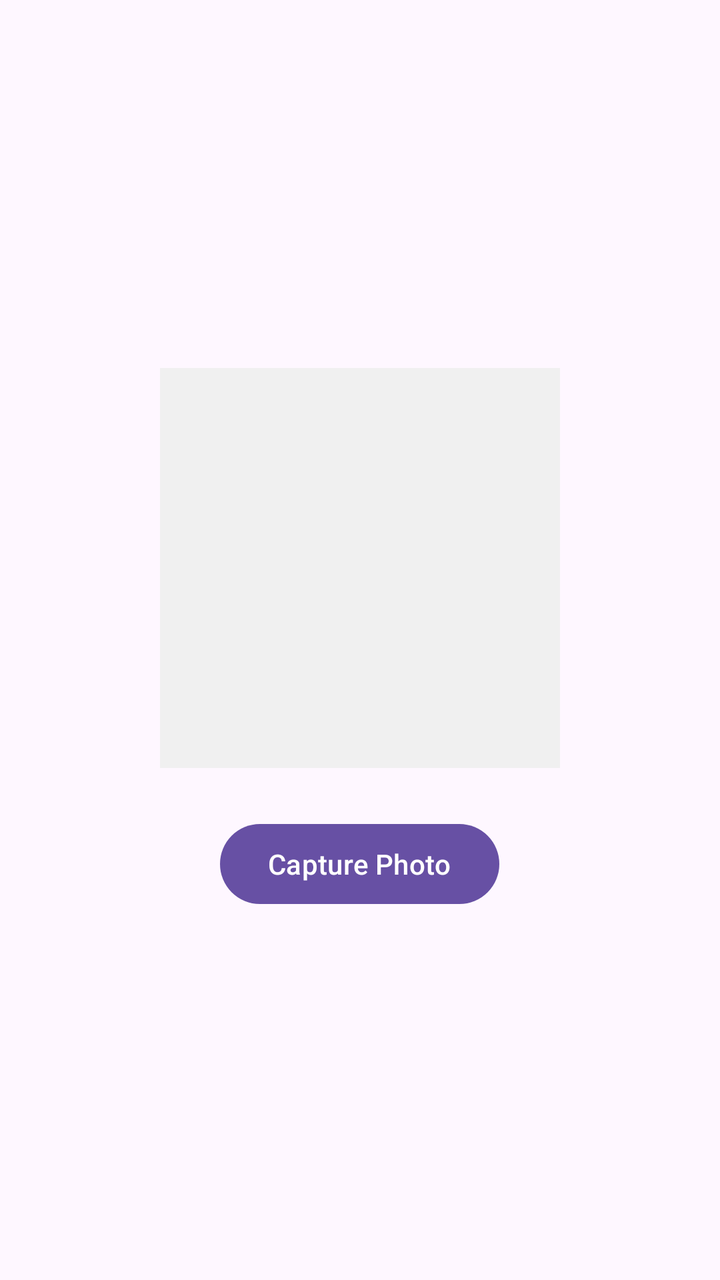
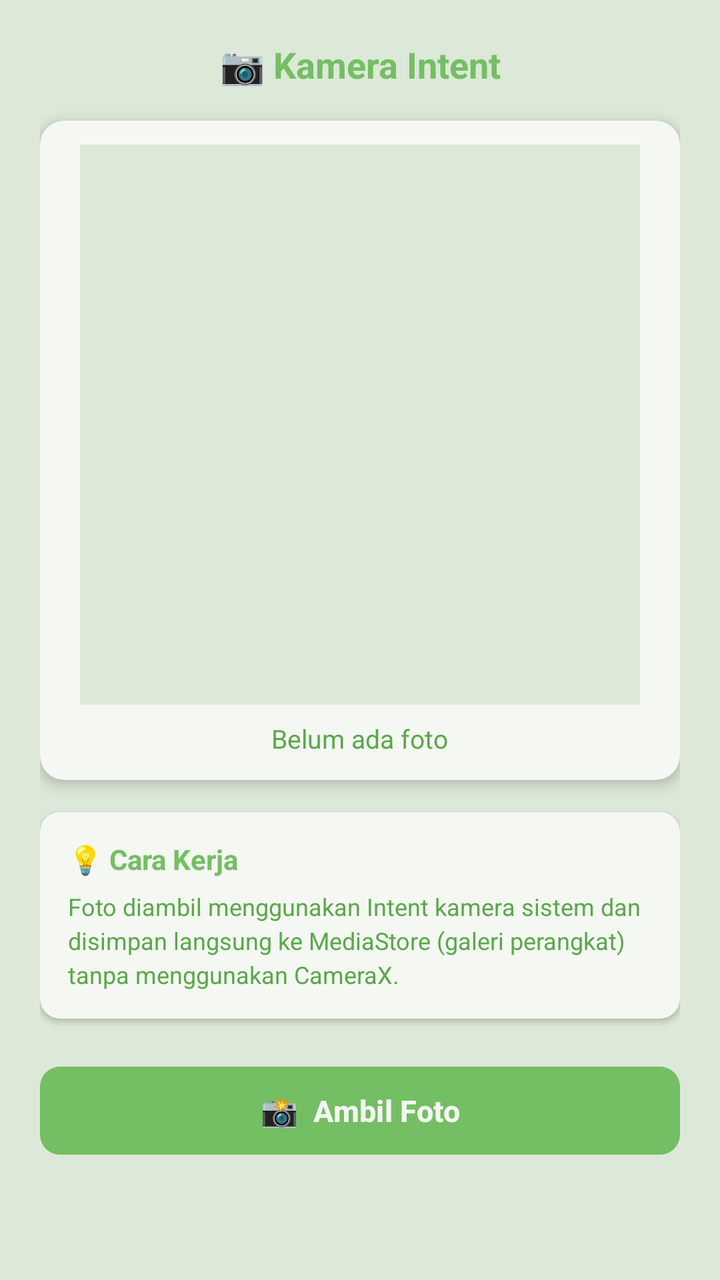

Two renders of the same Android screen: before a commit and after it. Below are the layout's source before the change and the commit's diff.
<!-- AndroidManifest.xml: application theme Theme.Tiaradistinctive -->
<!-- res/layout/fragment_tab_capture.xml -->
<?xml version="1.0" encoding="utf-8"?>
<LinearLayout xmlns:android="http://schemas.android.com/apk/res/android"
    android:layout_width="match_parent"
    android:layout_height="match_parent"
    android:orientation="vertical"
    android:gravity="center"
    android:padding="16dp">

    <ImageView
        android:id="@+id/ivCapturedImage"
        android:layout_width="200dp"
        android:layout_height="200dp"
        android:scaleType="centerCrop"
        android:background="#f0f0f0"
        android:contentDescription="Preview captured image" />

    <com.google.android.material.button.MaterialButton
        android:id="@+id/btnCapture"
        android:layout_width="wrap_content"
        android:layout_height="wrap_content"
        android:layout_marginTop="24dp"
        android:text="Capture Photo" />

</LinearLayout>
<!-- resources referenced by this layout -->
<resources>
  <style name="Theme.Tiaradistinctive" parent="Base.Theme.Tiaradistinctive" />
  <style name="Base.Theme.Tiaradistinctive" parent="Theme.Material3.DayNight.NoActionBar">
  
          
          <item name="android:statusBarColor">@color/hijau_primary</item>
  
      </style>
  <color name="hijau_primary">#74BE63</color>
</resources>

<!-- the commit's change to res/layout/fragment_tab_capture.xml (unified diff, before → after) -->
@@ -1,24 +1,115 @@
 <?xml version="1.0" encoding="utf-8"?>
-<LinearLayout xmlns:android="http://schemas.android.com/apk/res/android"
+<ScrollView
+    xmlns:android="http://schemas.android.com/apk/res/android"
+    xmlns:app="http://schemas.android.com/apk/res-auto"
     android:layout_width="match_parent"
     android:layout_height="match_parent"
-    android:orientation="vertical"
-    android:gravity="center"
-    android:padding="16dp">
+    android:background="@color/hijau_muda"
+    android:fillViewport="true">
 
-    <ImageView
-        android:id="@+id/ivCapturedImage"
-        android:layout_width="200dp"
-        android:layout_height="200dp"
-        android:scaleType="centerCrop"
-        android:background="#f0f0f0"
-        android:contentDescription="Preview captured image" />
+    <LinearLayout
+        android:layout_width="match_parent"
+        android:layout_height="wrap_content"
+        android:orientation="vertical"
+        android:padding="20dp"
+        android:gravity="center_horizontal">
 
-    <com.google.android.material.button.MaterialButton
-        android:id="@+id/btnCapture"
-        android:layout_width="wrap_content"
-        android:layout_height="wrap_content"
-        android:layout_marginTop="24dp"
-        android:text="Capture Photo" />
+        
+        <TextView
+            android:layout_width="match_parent"
+            android:layout_height="wrap_content"
+            android:text="📷 Kamera Intent"
+            android:textSize="18sp"
+            android:textStyle="bold"
+            android:textColor="@color/hijau_primary"
+            android:layout_marginBottom="16dp"
+            android:textAlignment="center" />
 
-</LinearLayout>
+        
+        <androidx.cardview.widget.CardView
+            android:layout_width="match_parent"
+            android:layout_height="wrap_content"
+            app:cardCornerRadius="12dp"
+            app:cardElevation="4dp"
+            app:cardBackgroundColor="@color/putih_soft"
+            android:layout_marginBottom="16dp">
+
+            <LinearLayout
+                android:layout_width="match_parent"
+                android:layout_height="wrap_content"
+                android:orientation="vertical"
+                android:padding="12dp"
+                android:gravity="center">
+
+                <ImageView
+                    android:id="@+id/ivCapturedImage"
+                    android:layout_width="280dp"
+                    android:layout_height="280dp"
+                    android:scaleType="centerCrop"
+                    android:background="@color/hijau_muda"
+                    android:contentDescription="Preview foto yang diambil" />
+
+                <TextView
+                    android:id="@+id/tvImagePlaceholder"
+                    android:layout_width="wrap_content"
+                    android:layout_height="wrap_content"
+                    android:text="Belum ada foto"
+                    android:textColor="@color/hijau_dark"
+                    android:textSize="13sp"
+                    android:layout_marginTop="8dp" />
+
+            </LinearLayout>
+        </androidx.cardview.widget.CardView>
+
+        
+        <androidx.cardview.widget.CardView
+            android:layout_width="match_parent"
+            android:layout_height="wrap_content"
+            app:cardCornerRadius="10dp"
+            app:cardElevation="2dp"
+            app:cardBackgroundColor="@color/putih_soft"
+            android:layout_marginBottom="20dp">
+
+            <LinearLayout
+                android:layout_width="match_parent"
+                android:layout_height="wrap_content"
+                android:orientation="vertical"
+                android:padding="14dp">
+
+                <TextView
+                    android:layout_width="wrap_content"
+                    android:layout_height="wrap_content"
+                    android:text="💡 Cara Kerja"
+                    android:textSize="14sp"
+                    android:textStyle="bold"
+                    android:textColor="@color/hijau_primary"
+                    android:layout_marginBottom="6dp" />
+
+                <TextView
+                    android:layout_width="match_parent"
+                    android:layout_height="wrap_content"
+                    android:text="Foto diambil menggunakan Intent kamera sistem dan disimpan langsung ke MediaStore (galeri perangkat) tanpa menggunakan CameraX."
+                    android:textColor="@color/hijau_dark"
+                    android:textSize="12sp"
+                    android:lineSpacingExtra="3dp" />
+
+            </LinearLayout>
+        </androidx.cardview.widget.CardView>
+
+        
+        <com.google.android.material.button.MaterialButton
+            android:id="@+id/btnCapture"
+            android:layout_width="match_parent"
+            android:layout_height="52dp"
+            android:text="📸  Ambil Foto"
+            android:textSize="15sp"
+            android:textStyle="bold"
+            android:textColor="@color/putih_soft"
+            app:backgroundTint="@color/hijau_primary"
+            app:cornerRadius="10dp"
+            app:rippleColor="@color/hijau_dark"
+            android:layout_marginBottom="8dp" />
+
+    </LinearLayout>
+
+</ScrollView>
<!-- resource entries referenced after the edit -->
@@ -1,5 +1,7 @@
 <!-- resources referenced by this layout -->
 <resources>
+  <color name="hijau_dark">#5AA84A</color>
+  <color name="hijau_muda">#DCE8D8</color>
   <style name="Theme.Tiaradistinctive" parent="Base.Theme.Tiaradistinctive" />
   <style name="Base.Theme.Tiaradistinctive" parent="Theme.Material3.DayNight.NoActionBar">
   
@@ -8,5 +10,6 @@
   
       </style>
   <color name="hijau_primary">#74BE63</color>
+  <color name="putih_soft">#F4F7F2</color>
 </resources>
 
